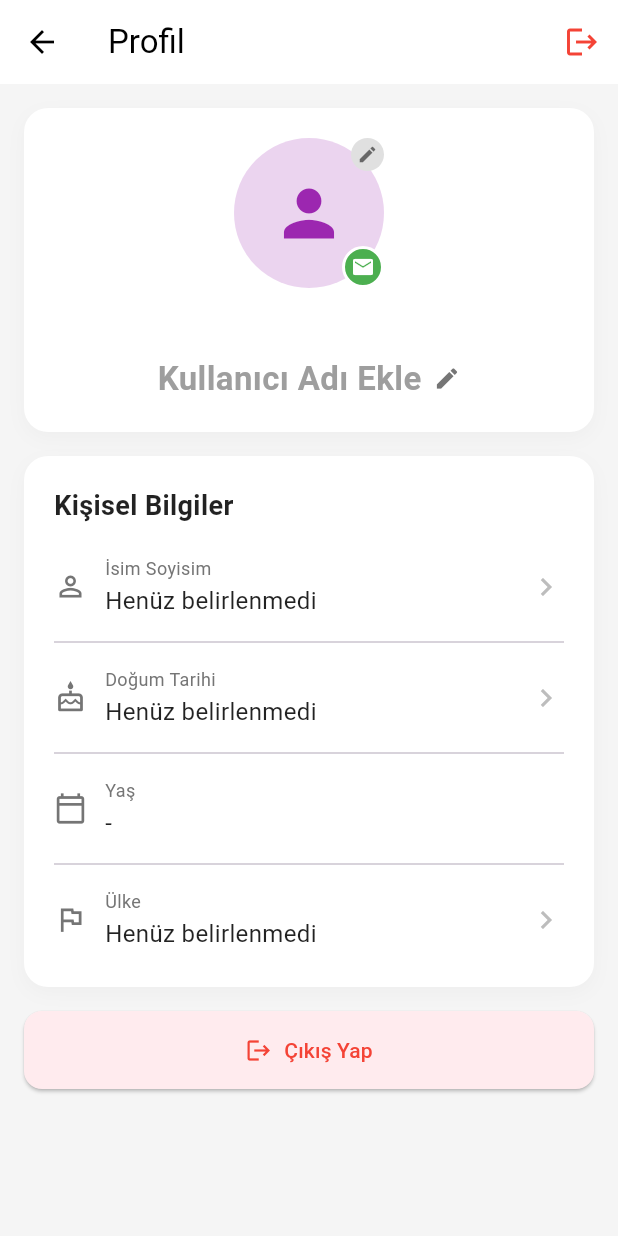
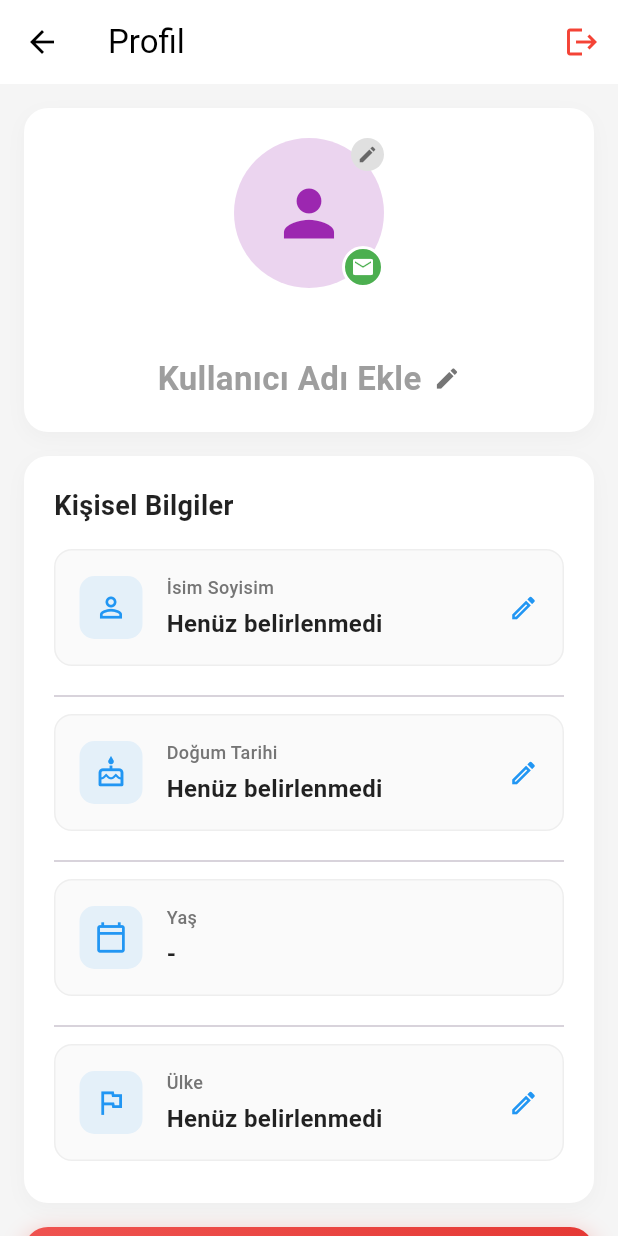
Before and after one commit to gokhananac66/Gokhan, a Flutter app: the ProfileScreen screen opened directly, on a phone screen of 412 x 824 dp. Run offline on Flutter 3.47's test engine with Material 3 defaults, Android fonts, the phone set to English and light mode, and no system bars; our stand-ins replace firebase_auth, firebase_core, firebase_database, google_sign_in, shared_preferences; accounts and stored records are empty; network calls fail; statements that could not run were skipped.

Commit message:
Redesign: Modern UI for profile screen
- Modern gradient sign out button with shadow
- Info row cards with icon containers and edit buttons
- Better spacing and rounded corners
- Modern color scheme with dark mode support
- Enhanced visual hierarchy

```diff
--- a/test_sudoku/lib/screens/profile_screen.dart
+++ b/test_sudoku/lib/screens/profile_screen.dart
@@ -605,17 +605,45 @@ class _ProfileScreenState extends State<ProfileScreen> {
             const SizedBox(height: 16),
 
             // Cikis Butonu
-            SizedBox(
+            Container(
               width: double.infinity,
-              child: ElevatedButton.icon(
-                onPressed: _signOut,
-                icon: const Icon(Icons.logout),
-                label: Text(tr('signOut')),
-                style: ElevatedButton.styleFrom(
-                  backgroundColor: Colors.red.shade50,
-                  foregroundColor: Colors.red,
+              decoration: BoxDecoration(
+                gradient: const LinearGradient(
+                  colors: [Color(0xFFEF5350), Color(0xFFE53935)],
+                ),
+                borderRadius: BorderRadius.circular(16),
+                boxShadow: [
+                  BoxShadow(
+                    color: Colors.red.withOpacity(0.3),
+                    blurRadius: 12,
+                    spreadRadius: 1,
+                    offset: const Offset(0, 4),
+                  ),
+                ],
+              ),
+              child: Material(
+                color: Colors.transparent,
+                child: InkWell(
+                  onTap: _signOut,
+                  borderRadius: BorderRadius.circular(16),
+                  child: Padding(
                     padding: const EdgeInsets.symmetric(vertical: 16),
-                  shape: RoundedRectangleBorder(borderRadius: BorderRadius.circular(12)),
+                    child: Row(
+                      mainAxisAlignment: MainAxisAlignment.center,
+                      children: [
+                        const Icon(Icons.logout, color: Colors.white),
+                        const SizedBox(width: 8),
+                        Text(
+                          tr('signOut'),
+                          style: const TextStyle(
+                            color: Colors.white,
+                            fontSize: 16,
+                            fontWeight: FontWeight.bold,
+                          ),
+                        ),
+                      ],
+                    ),
+                  ),
                 ),
               ),
             ),
@@ -635,27 +663,67 @@ class _ProfileScreenState extends State<ProfileScreen> {
   }) {
     final isDark = Theme.of(context).brightness == Brightness.dark;
 
-    return InkWell(
+    return Container(
+      margin: const EdgeInsets.only(bottom: 8),
+      decoration: BoxDecoration(
+        color: isDark ? Colors.grey.shade800.withOpacity(0.3) : Colors.grey.shade50,
+        borderRadius: BorderRadius.circular(12),
+        border: Border.all(
+          color: isDark ? Colors.grey.shade700 : Colors.grey.shade200,
+          width: 1,
+        ),
+      ),
+      child: Material(
+        color: Colors.transparent,
+        child: InkWell(
           onTap: onTap,
-      borderRadius: BorderRadius.circular(8),
+          borderRadius: BorderRadius.circular(12),
           child: Padding(
-        padding: const EdgeInsets.symmetric(vertical: 4),
+            padding: const EdgeInsets.all(16),
             child: Row(
               children: [
-            Icon(icon, size: 22, color: Colors.grey.shade600),
-            const SizedBox(width: 12),
+                Container(
+                  padding: const EdgeInsets.all(10),
+                  decoration: BoxDecoration(
+                    color: Colors.blue.withOpacity(0.1),
+                    borderRadius: BorderRadius.circular(10),
+                  ),
+                  child: Icon(icon, size: 22, color: Colors.blue),
+                ),
+                const SizedBox(width: 16),
                 Expanded(
                   child: Column(
                     crossAxisAlignment: CrossAxisAlignment.start,
                     children: [
-                  Text(label, style: TextStyle(fontSize: 12, color: Colors.grey.shade600)),
-                  const SizedBox(height: 2),
-                  Text(value, style: TextStyle(fontSize: 16, color: isDark ? Colors.white : Colors.black87)),
+                      Text(
+                        label,
+                        style: TextStyle(
+                          fontSize: 12,
+                          color: Colors.grey.shade600,
+                          fontWeight: FontWeight.w500,
+                        ),
+                      ),
+                      const SizedBox(height: 4),
+                      Text(
+                        value,
+                        style: TextStyle(
+                          fontSize: 16,
+                          color: isDark ? Colors.white : Colors.black87,
+                          fontWeight: FontWeight.w600,
+                        ),
+                      ),
                     ],
                   ),
                 ),
-            if (onTap != null) Icon(Icons.chevron_right, color: Colors.grey.shade400),
+                if (onTap != null)
+                  Icon(
+                    Icons.edit_outlined,
+                    color: Colors.blue,
+                    size: 20,
+                  ),
               ],
+            ),
+          ),
         ),
       ),
     );
```
Lines whose indentation alone changed are shown as unchanged.
